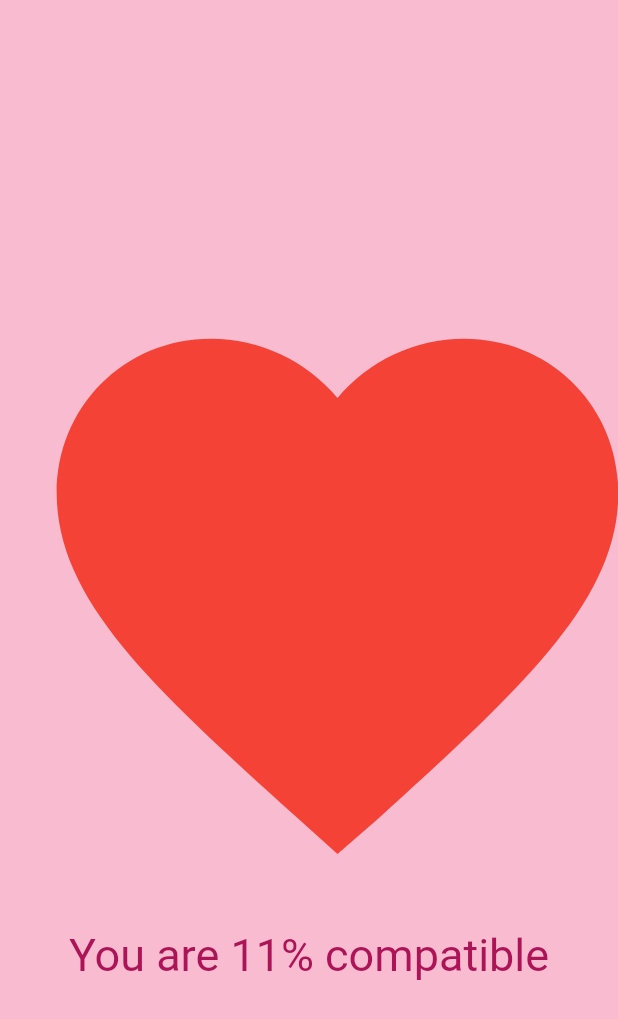
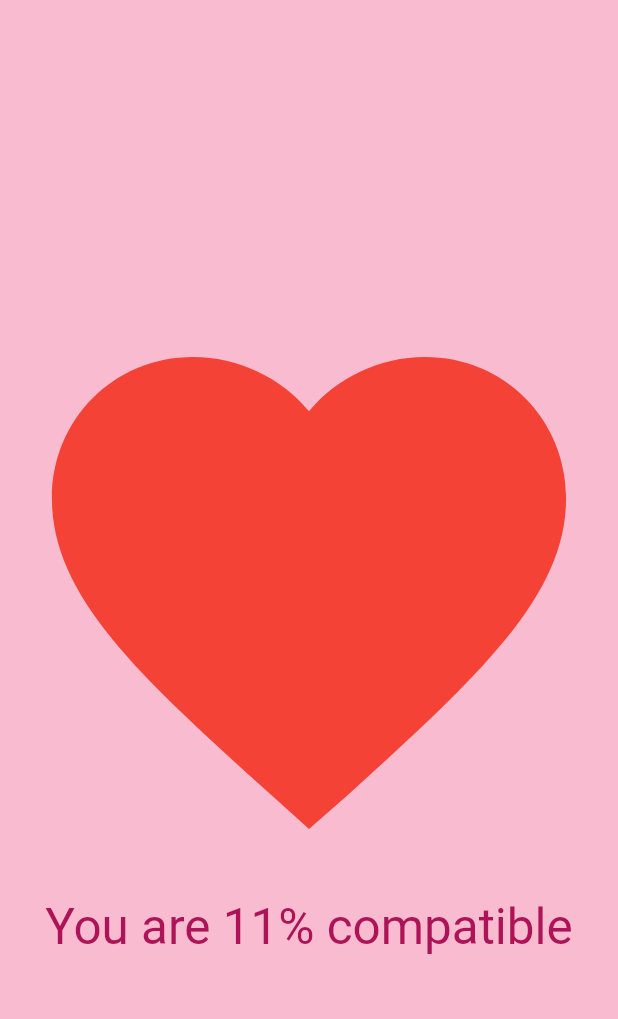
Before and after one commit to bevanlewis/LoveCompatibilityCalculator, a Flutter app: the ResultsPage screen opened by its route, on a phone screen of 412 x 824 dp. Shown: the top 1019 px of the screen. Run offline on Flutter 3.47's test engine with Material 2 defaults, Android fonts, the phone set to English and light mode, and no system bars; statements that could not run were skipped.

Commit message:
Final Version

```diff
--- a/lib/main.dart
+++ b/lib/main.dart
@@ -13,6 +13,7 @@ class MyApp extends StatelessWidget {
   Widget build(BuildContext context) {
     return MaterialApp(
       title: 'Flutter Demo',
+      debugShowCheckedModeBanner: false,
       theme: ThemeData(
         scaffoldBackgroundColor: kBackgroudColor,
       ),
--- a/lib/screens/results_page.dart
+++ b/lib/screens/results_page.dart
@@ -21,6 +21,7 @@ class _ResultsPageState extends State<ResultsPage>
       vsync: this,
       duration: Duration(seconds: 1),
     );
+
     animation = Tween<double>(
       begin: 0,
       end: Random().nextDouble() * 100,
@@ -29,11 +30,14 @@ class _ResultsPageState extends State<ResultsPage>
         setState(() {});
         value = animation.value.toInt();
       });
+
     controller.forward();
   }
 
   @override
   Widget build(BuildContext context) {
+    double width = MediaQuery.of(context).size.width;
+
     return Scaffold(
       body: SafeArea(
         child: Column(
@@ -45,14 +49,14 @@ class _ResultsPageState extends State<ResultsPage>
               child: Icon(
                 Icons.favorite,
                 color: Colors.red,
-                size: 450.0,
+                size: width,
               ),
             ),
             Text(
               'You are $value% compatible',
               style: TextStyle(
                 color: Colors.pink[800],
-                fontSize: 30.0,
+                fontSize: width * 0.08,
               ),
             )
           ],
```
Also changed, not shown: lib/screens/home_page.dart (+21 -6 lines).
